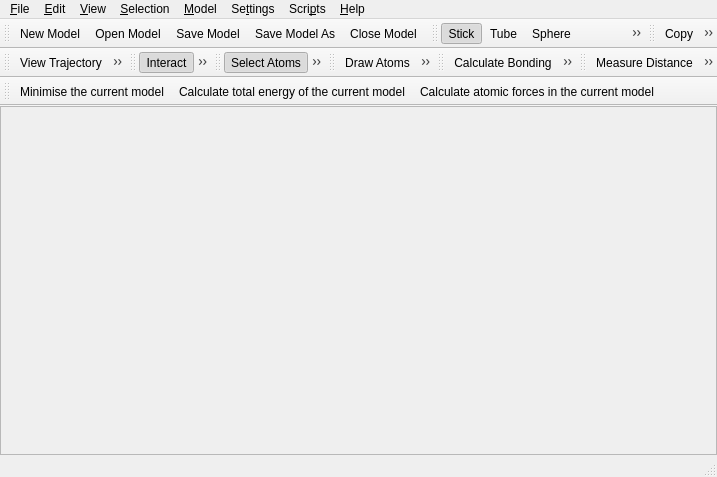
This is branches/nugui/src/gui/mainwindow.ui in trisyoungs/aten as Qt 5 draws it before an edit. The edited form follows.
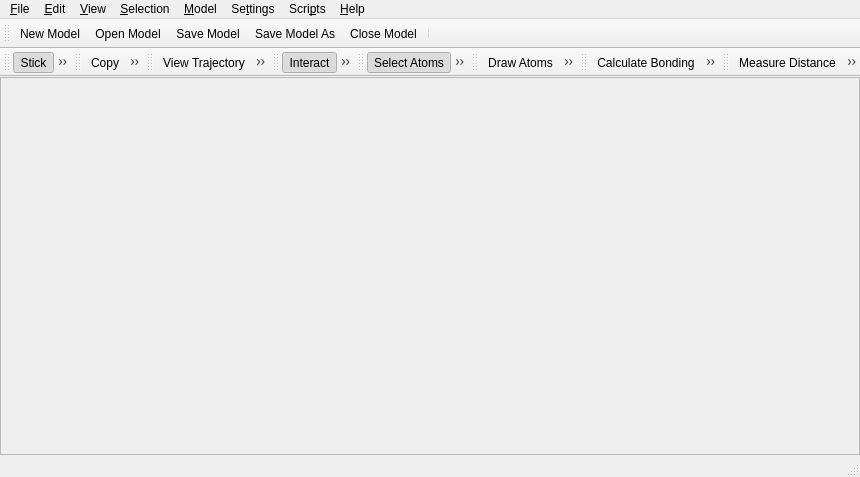
This is the edited form. Icons and pictures are not drawn.

Commit message: Begun reworking of toolbars. Forcefield Window partially removed in favour of Energy/FF dock widget (to replace MinimiserWidget).

The edit to the form file:
```diff
--- a/branches/nugui/src/gui/mainwindow.ui
+++ b/branches/nugui/src/gui/mainwindow.ui
@@ -7,7 +7,7 @@
    <rect>
     <x>0</x>
     <y>0</y>
-    <width>463</width>
+    <width>801</width>
     <height>477</height>
    </rect>
   </property>
@@ -61,8 +61,8 @@
     <rect>
      <x>0</x>
      <y>0</y>
-     <width>463</width>
-     <height>20</height>
+     <width>801</width>
+     <height>19</height>
     </rect>
    </property>
    <widget class="QMenu" name="SettingsMenu">
@@ -294,13 +294,16 @@
    <property name="windowTitle">
     <string>File / Model</string>
    </property>
+   <property name="movable">
+    <bool>true</bool>
+   </property>
    <property name="orientation">
     <enum>Qt::Horizontal</enum>
    </property>
    <property name="iconSize">
     <size>
-     <width>24</width>
-     <height>24</height>
+     <width>20</width>
+     <height>20</height>
     </size>
    </property>
    <property name="toolButtonStyle">
@@ -317,6 +320,7 @@
    <addaction name="actionFileSave"/>
    <addaction name="actionFileSaveAs"/>
    <addaction name="actionFileClose"/>
+   <addaction name="separator"/>
   </widget>
   <widget class="QToolBar" name="StyleToolbar">
    <property name="windowTitle">
@@ -335,7 +339,7 @@
     <enum>TopToolBarArea</enum>
    </attribute>
    <attribute name="toolBarBreak">
-    <bool>false</bool>
+    <bool>true</bool>
    </attribute>
    <addaction name="actionStyleStick"/>
    <addaction name="actionStyleTube"/>
@@ -390,7 +394,7 @@
     <enum>TopToolBarArea</enum>
    </attribute>
    <attribute name="toolBarBreak">
-    <bool>true</bool>
+    <bool>false</bool>
    </attribute>
    <addaction name="actionTrajectoryViewTrajectory"/>
    <addaction name="actionTrajectoryFirstFrame"/>
@@ -544,29 +548,6 @@
    <addaction name="actionMeasureTorsionSelection"/>
    <addaction name="actionMeasureClearAll"/>
   </widget>
-  <widget class="QToolBar" name="ForcefieldsToolbar">
-   <property name="windowTitle">
-    <string>Forcefields</string>
-   </property>
-   <property name="orientation">
-    <enum>Qt::Horizontal</enum>
-   </property>
-   <property name="iconSize">
-    <size>
-     <width>24</width>
-     <height>24</height>
-    </size>
-   </property>
-   <attribute name="toolBarArea">
-    <enum>TopToolBarArea</enum>
-   </attribute>
-   <attribute name="toolBarBreak">
-    <bool>true</bool>
-   </attribute>
-   <addaction name="actionMinimise"/>
-   <addaction name="actionCalculateEnergy"/>
-   <addaction name="actionCalculateForces"/>
-  </widget>
   <action name="actionFileOpen">
    <property name="icon">
     <iconset resource="icons.qrc">
@@ -1882,33 +1863,6 @@
     <string>Pick Custom Element</string>
    </property>
   </action>
-  <action name="actionMinimise">
-   <property name="icon">
-    <iconset resource="icons.qrc">
-     <normaloff>:/forcefield/icons/forcefield_minimise.svg</normaloff>:/forcefield/icons/forcefield_minimise.svg</iconset>
-   </property>
-   <property name="text">
-    <string>Minimise the current model</string>
-   </property>
-  </action>
-  <action name="actionCalculateEnergy">
-   <property name="icon">
-    <iconset resource="icons.qrc">
-     <normaloff>:/forcefield/icons/forcefield_energy.svg</normaloff>:/forcefield/icons/forcefield_energy.svg</iconset>
-   </property>
-   <property name="text">
-    <string>Calculate total energy of the current model</string>
-   </property>
-  </action>
-  <action name="actionCalculateForces">
-   <property name="icon">
-    <iconset resource="icons.qrc">
-     <normaloff>:/forcefield/icons/forcefield_forces.svg</normaloff>:/forcefield/icons/forcefield_forces.svg</iconset>
-   </property>
-   <property name="text">
-    <string>Calculate atomic forces in the current model</string>
-   </property>
-  </action>
   <action name="actionAboutQt">
    <property name="text">
     <string>About Qt</string>
```
The commit also changes 46 other files.
